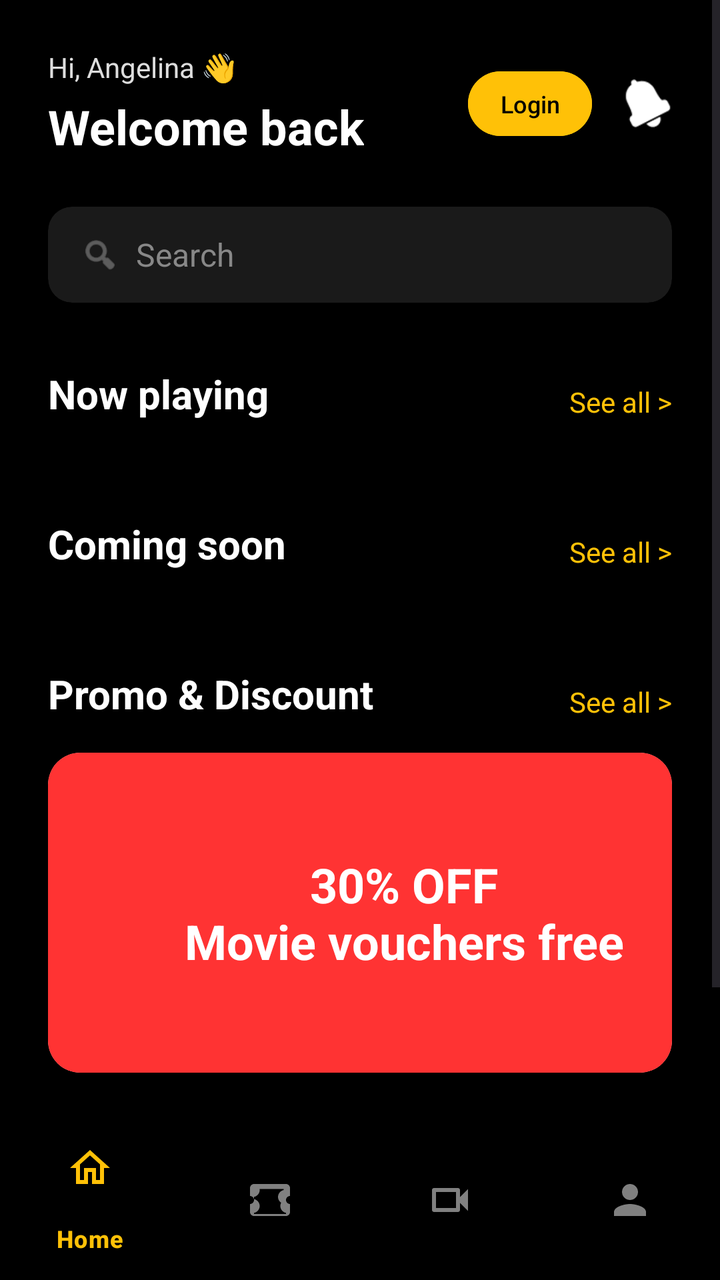
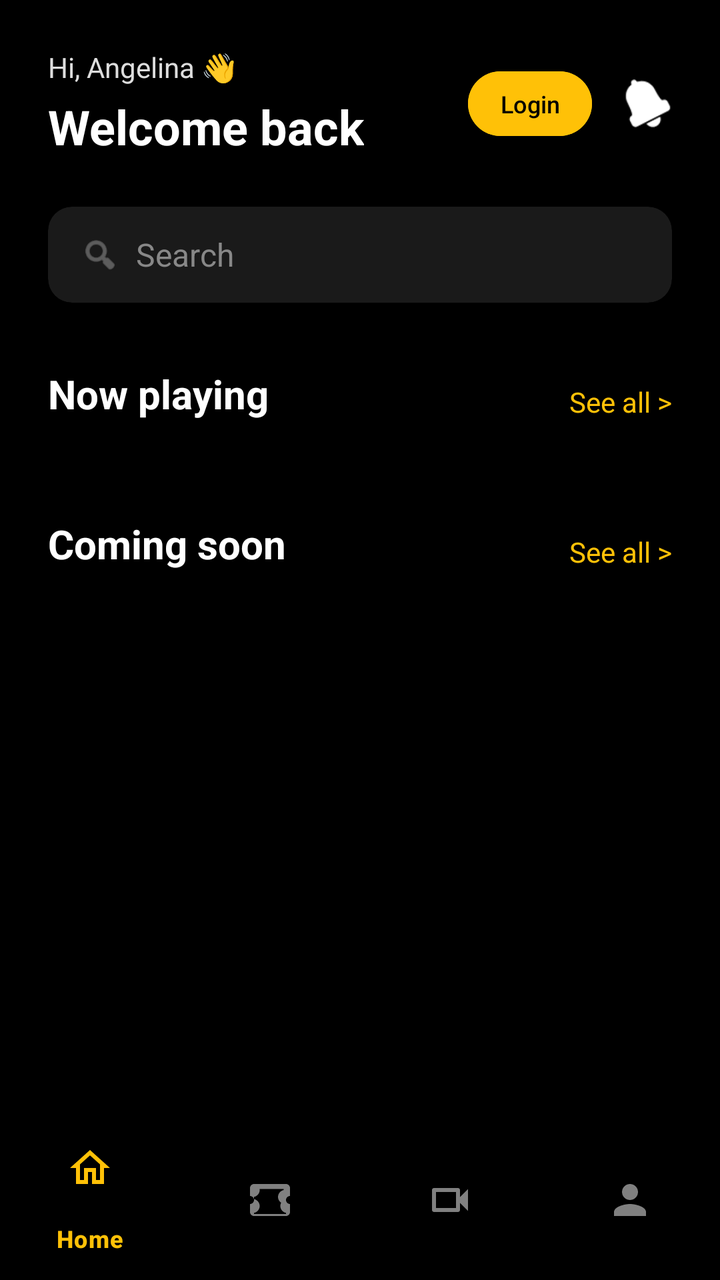

Compare the two renders of this Android layout. The source of the first and the diff that turns it into the second are given below.
<!-- AndroidManifest.xml: activity theme Theme.Moviebookingapp -->
<!-- res/layout/activity_main.xml -->
<?xml version="1.0" encoding="utf-8"?>
<androidx.constraintlayout.widget.ConstraintLayout
    xmlns:android="http://schemas.android.com/apk/res/android"
    xmlns:app="http://schemas.android.com/apk/res-auto"
    xmlns:tools="http://schemas.android.com/tools"
    android:layout_width="match_parent"
    android:layout_height="match_parent"
    android:background="#000000"
    tools:context=".view.activity.MainActivity">

    <ScrollView
        android:layout_width="0dp"
        android:layout_height="0dp"
        android:fillViewport="true"
        app:layout_constraintTop_toTopOf="parent"
        app:layout_constraintBottom_toTopOf="@id/bottomNav"
        app:layout_constraintStart_toStartOf="parent"
        app:layout_constraintEnd_toEndOf="parent">

        <androidx.constraintlayout.widget.ConstraintLayout
            android:layout_width="match_parent"
            android:layout_height="wrap_content"
            android:paddingBottom="24dp">

            
            <TextView
                android:id="@+id/tvHi"
                android:layout_width="wrap_content"
                android:layout_height="wrap_content"
                android:text="Hi, Angelina 👋"
                android:textColor="#DDDDDD"
                android:textSize="14sp"
                android:layout_marginTop="24dp"
                android:layout_marginStart="24dp"
                app:layout_constraintTop_toTopOf="parent"
                app:layout_constraintStart_toStartOf="parent" />

            <TextView
                android:id="@+id/tvWelcomeBack"
                android:layout_width="wrap_content"
                android:layout_height="wrap_content"
                android:text="Welcome back"
                android:textColor="#FFFFFF"
                android:textSize="24sp"
                android:textStyle="bold"
                android:layout_marginTop="4dp"
                app:layout_constraintTop_toBottomOf="@id/tvHi"
                app:layout_constraintStart_toStartOf="@id/tvHi" />

            <Button
                android:id="@+id/btnLogin"
                android:layout_width="wrap_content"
                android:layout_height="wrap_content"
                android:text="Login"
                android:textSize="12sp"
                android:minHeight="0dp"
                android:minWidth="0dp"
                android:paddingHorizontal="16dp"
                android:paddingVertical="8dp"
                android:backgroundTint="#FFC107"
                android:textColor="#000000"
                android:layout_marginEnd="16dp"
                app:layout_constraintTop_toTopOf="@id/ivNotification"
                app:layout_constraintBottom_toBottomOf="@id/ivNotification"
                app:layout_constraintEnd_toStartOf="@id/ivNotification" />

            <ImageView
                android:id="@+id/ivNotification"
                android:layout_width="24dp"
                android:layout_height="24dp"
                android:src="@android:drawable/ic_popup_reminder"
                app:tint="#FFFFFF"
                android:layout_marginEnd="24dp"
                app:layout_constraintTop_toTopOf="@id/tvHi"
                app:layout_constraintBottom_toBottomOf="@id/tvWelcomeBack"
                app:layout_constraintEnd_toEndOf="parent" />

            
            <androidx.cardview.widget.CardView
                android:id="@+id/cvSearch"
                android:layout_width="0dp"
                android:layout_height="48dp"
                android:layout_marginHorizontal="24dp"
                android:layout_marginTop="24dp"
                app:cardBackgroundColor="#1A1A1A"
                app:cardCornerRadius="12dp"
                app:layout_constraintTop_toBottomOf="@id/tvWelcomeBack"
                app:layout_constraintStart_toStartOf="parent"
                app:layout_constraintEnd_toEndOf="parent">
                
                <LinearLayout
                    android:layout_width="match_parent"
                    android:layout_height="match_parent"
                    android:orientation="horizontal"
                    android:gravity="center_vertical"
                    android:paddingHorizontal="16dp">
                    
                    <ImageView
                        android:layout_width="20dp"
                        android:layout_height="20dp"
                        android:src="@android:drawable/ic_menu_search"
                        app:tint="#888888" />
                        
                    <TextView
                        android:layout_width="wrap_content"
                        android:layout_height="wrap_content"
                        android:text="Search"
                        android:textColor="#888888"
                        android:textSize="16sp"
                        android:layout_marginStart="8dp" />
                </LinearLayout>
            </androidx.cardview.widget.CardView>

            
            <TextView
                android:id="@+id/tvNowPlaying"
                android:layout_width="wrap_content"
                android:layout_height="wrap_content"
                android:text="Now playing"
                android:textColor="#FFFFFF"
                android:textSize="20sp"
                android:textStyle="bold"
                android:layout_marginTop="32dp"
                android:layout_marginStart="24dp"
                app:layout_constraintTop_toBottomOf="@id/cvSearch"
                app:layout_constraintStart_toStartOf="parent" />

            <TextView
                android:id="@+id/tvNowPlayingSeeAll"
                android:layout_width="wrap_content"
                android:layout_height="wrap_content"
                android:text="See all >"
                android:textColor="#FFC107"
                android:textSize="14sp"
                android:layout_marginEnd="24dp"
                app:layout_constraintBottom_toBottomOf="@id/tvNowPlaying"
                app:layout_constraintEnd_toEndOf="parent" />

            <androidx.recyclerview.widget.RecyclerView
                android:id="@+id/rvNowPlaying"
                android:layout_width="0dp"
                android:layout_height="wrap_content"
                android:layout_marginTop="16dp"
                android:clipToPadding="false"
                android:paddingHorizontal="24dp"
                android:orientation="horizontal"
                app:layoutManager="androidx.recyclerview.widget.LinearLayoutManager"
                tools:listitem="@layout/item_now_playing"
                app:layout_constraintTop_toBottomOf="@id/tvNowPlaying"
                app:layout_constraintStart_toStartOf="parent"
                app:layout_constraintEnd_toEndOf="parent" />

            
            <TextView
                android:id="@+id/tvComingSoon"
                android:layout_width="wrap_content"
                android:layout_height="wrap_content"
                android:text="Coming soon"
                android:textColor="#FFFFFF"
                android:textSize="20sp"
                android:textStyle="bold"
                android:layout_marginTop="32dp"
                android:layout_marginStart="24dp"
                app:layout_constraintTop_toBottomOf="@id/rvNowPlaying"
                app:layout_constraintStart_toStartOf="parent" />

            <TextView
                android:id="@+id/tvComingSoonSeeAll"
                android:layout_width="wrap_content"
                android:layout_height="wrap_content"
                android:text="See all >"
                android:textColor="#FFC107"
                android:textSize="14sp"
                android:layout_marginEnd="24dp"
                app:layout_constraintBottom_toBottomOf="@id/tvComingSoon"
                app:layout_constraintEnd_toEndOf="parent" />

            <androidx.recyclerview.widget.RecyclerView
                android:id="@+id/rvComingSoon"
                android:layout_width="0dp"
                android:layout_height="wrap_content"
                android:layout_marginTop="16dp"
                android:clipToPadding="false"
                android:paddingHorizontal="24dp"
                android:orientation="horizontal"
                app:layoutManager="androidx.recyclerview.widget.LinearLayoutManager"
                tools:listitem="@layout/item_coming_soon"
                app:layout_constraintTop_toBottomOf="@id/tvComingSoon"
                app:layout_constraintStart_toStartOf="parent"
                app:layout_constraintEnd_toEndOf="parent" />

            
            <TextView
                android:id="@+id/tvPromo"
                android:layout_width="wrap_content"
                android:layout_height="wrap_content"
                android:text="Promo &amp; Discount"
                android:textColor="#FFFFFF"
                android:textSize="20sp"
                android:textStyle="bold"
                android:layout_marginTop="32dp"
                android:layout_marginStart="24dp"
                app:layout_constraintTop_toBottomOf="@id/rvComingSoon"
                app:layout_constraintStart_toStartOf="parent" />

            <TextView
                android:id="@+id/tvPromoSeeAll"
                android:layout_width="wrap_content"
                android:layout_height="wrap_content"
                android:text="See all >"
                android:textColor="#FFC107"
                android:textSize="14sp"
                android:layout_marginEnd="24dp"
                app:layout_constraintBottom_toBottomOf="@id/tvPromo"
                app:layout_constraintEnd_toEndOf="parent" />

            <androidx.cardview.widget.CardView
                android:id="@+id/cvPromoBanner"
                android:layout_width="0dp"
                android:layout_height="160dp"
                android:layout_marginHorizontal="24dp"
                android:layout_marginTop="16dp"
                app:cardCornerRadius="16dp"
                app:layout_constraintTop_toBottomOf="@id/tvPromo"
                app:layout_constraintStart_toStartOf="parent"
                app:layout_constraintEnd_toEndOf="parent">
                
                <ImageView
                    android:layout_width="match_parent"
                    android:layout_height="match_parent"
                    android:scaleType="centerCrop"
                    android:background="#FF3333" />
                <TextView
                    android:layout_width="wrap_content"
                    android:layout_height="wrap_content"
                    android:text="30% OFF\nMovie vouchers free"
                    android:textColor="#FFFFFF"
                    android:textSize="24sp"
                    android:textStyle="bold"
                    android:layout_gravity="end|center_vertical"
                    android:layout_marginEnd="24dp"
                    android:textAlignment="center" />
            </androidx.cardview.widget.CardView>

            
            <TextView
                android:id="@+id/tvService"
                android:layout_width="wrap_content"
                android:layout_height="wrap_content"
                android:text="Service"
                android:textColor="#FFFFFF"
                android:textSize="20sp"
                android:textStyle="bold"
                android:layout_marginTop="32dp"
                android:layout_marginStart="24dp"
                app:layout_constraintTop_toBottomOf="@id/cvPromoBanner"
                app:layout_constraintStart_toStartOf="parent" />

            <TextView
                android:id="@+id/tvServiceSeeAll"
                android:layout_width="wrap_content"
                android:layout_height="wrap_content"
                android:text="See all >"
                android:textColor="#FFC107"
                android:textSize="14sp"
                android:layout_marginEnd="24dp"
                app:layout_constraintBottom_toBottomOf="@id/tvService"
                app:layout_constraintEnd_toEndOf="parent" />

            <androidx.recyclerview.widget.RecyclerView
                android:id="@+id/rvService"
                android:layout_width="0dp"
                android:layout_height="wrap_content"
                android:layout_marginTop="16dp"
                android:clipToPadding="false"
                android:paddingHorizontal="24dp"
                android:orientation="horizontal"
                app:layoutManager="androidx.recyclerview.widget.LinearLayoutManager"
                tools:listitem="@layout/item_service"
                app:layout_constraintTop_toBottomOf="@id/tvService"
                app:layout_constraintStart_toStartOf="parent"
                app:layout_constraintEnd_toEndOf="parent" />

        </androidx.constraintlayout.widget.ConstraintLayout>
    </ScrollView>

    
    <com.google.android.material.bottomnavigation.BottomNavigationView
        android:id="@+id/bottomNav"
        android:layout_width="0dp"
        android:layout_height="wrap_content"
        android:background="#000000"
        app:itemIconTint="@color/nav_item_colors"
        app:itemTextColor="@color/nav_item_colors"
        app:menu="@menu/bottom_nav_menu"
        app:layout_constraintBottom_toBottomOf="parent"
        app:layout_constraintStart_toStartOf="parent"
        app:layout_constraintEnd_toEndOf="parent" />

</androidx.constraintlayout.widget.ConstraintLayout>
<!-- res/layout/item_now_playing.xml (included above) -->
<?xml version="1.0" encoding="utf-8"?>
<androidx.constraintlayout.widget.ConstraintLayout
    xmlns:android="http://schemas.android.com/apk/res/android"
    xmlns:app="http://schemas.android.com/apk/res-auto"
    android:layout_width="280dp"
    android:layout_height="wrap_content"
    android:layout_marginEnd="16dp">

    <androidx.cardview.widget.CardView
        android:id="@+id/cvPoster"
        android:layout_width="0dp"
        android:layout_height="380dp"
        app:cardCornerRadius="16dp"
        app:layout_constraintTop_toTopOf="parent"
        app:layout_constraintStart_toStartOf="parent"
        app:layout_constraintEnd_toEndOf="parent">
        
        <ImageView
            android:id="@+id/ivPoster"
            android:layout_width="match_parent"
            android:layout_height="match_parent"
            android:scaleType="centerCrop"
            android:background="#333333" />
    </androidx.cardview.widget.CardView>

    <TextView
        android:id="@+id/tvTitle"
        android:layout_width="wrap_content"
        android:layout_height="wrap_content"
        android:text="Avengers - Infinity War"
        android:textColor="#FFFFFF"
        android:textSize="20sp"
        android:textStyle="bold"
        android:layout_marginTop="16dp"
        app:layout_constraintTop_toBottomOf="@id/cvPoster"
        app:layout_constraintStart_toStartOf="parent"
        app:layout_constraintEnd_toEndOf="parent" />

    <TextView
        android:id="@+id/tvGenres"
        android:layout_width="wrap_content"
        android:layout_height="wrap_content"
        android:text="2h29m • Action, adventure, sci-fi"
        android:textColor="#AAAAAA"
        android:textSize="14sp"
        android:layout_marginTop="4dp"
        app:layout_constraintTop_toBottomOf="@id/tvTitle"
        app:layout_constraintStart_toStartOf="parent"
        app:layout_constraintEnd_toEndOf="parent" />

    <TextView
        android:id="@+id/tvRating"
        android:layout_width="wrap_content"
        android:layout_height="wrap_content"
        android:text="⭐ 4.8 (1.222)"
        android:textColor="#FFFFFF"
        android:textSize="14sp"
        android:layout_marginTop="4dp"
        app:layout_constraintTop_toBottomOf="@id/tvGenres"
        app:layout_constraintStart_toStartOf="parent"
        app:layout_constraintEnd_toEndOf="parent" />

</androidx.constraintlayout.widget.ConstraintLayout>
<!-- res/layout/item_coming_soon.xml (included above) -->
<?xml version="1.0" encoding="utf-8"?>
<androidx.constraintlayout.widget.ConstraintLayout
    xmlns:android="http://schemas.android.com/apk/res/android"
    xmlns:app="http://schemas.android.com/apk/res-auto"
    android:layout_width="160dp"
    android:layout_height="wrap_content"
    android:layout_marginEnd="16dp">

    <androidx.cardview.widget.CardView
        android:id="@+id/cvComingSoonPoster"
        android:layout_width="match_parent"
        android:layout_height="220dp"
        app:cardCornerRadius="16dp"
        app:layout_constraintTop_toTopOf="parent"
        app:layout_constraintStart_toStartOf="parent"
        app:layout_constraintEnd_toEndOf="parent">

        <ImageView
            android:layout_width="match_parent"
            android:layout_height="match_parent"
            android:scaleType="centerCrop"
            android:background="#333333" />
    </androidx.cardview.widget.CardView>

    <TextView
        android:id="@+id/tvComingSoonTitle"
        android:layout_width="0dp"
        android:layout_height="wrap_content"
        android:text="Avatar 2: The Way Of Water"
        android:textColor="#FFC107"
        android:textSize="16sp"
        android:textStyle="bold"
        android:layout_marginTop="8dp"
        android:maxLines="2"
        android:ellipsize="end"
        app:layout_constraintTop_toBottomOf="@id/cvComingSoonPoster"
        app:layout_constraintStart_toStartOf="parent"
        app:layout_constraintEnd_toEndOf="parent" />

    <TextView
        android:id="@+id/tvComingSoonGenres"
        android:layout_width="0dp"
        android:layout_height="wrap_content"
        android:text="📷 Adventure, Sci-fi"
        android:textColor="#AAAAAA"
        android:textSize="12sp"
        android:layout_marginTop="4dp"
        android:singleLine="true"
        app:layout_constraintTop_toBottomOf="@id/tvComingSoonTitle"
        app:layout_constraintStart_toStartOf="parent"
        app:layout_constraintEnd_toEndOf="parent" />

    <TextView
        android:id="@+id/tvComingSoonDate"
        android:layout_width="0dp"
        android:layout_height="wrap_content"
        android:text="📅 20.12.2022"
        android:textColor="#AAAAAA"
        android:textSize="12sp"
        android:layout_marginTop="4dp"
        app:layout_constraintTop_toBottomOf="@id/tvComingSoonGenres"
        app:layout_constraintStart_toStartOf="parent"
        app:layout_constraintEnd_toEndOf="parent" />

</androidx.constraintlayout.widget.ConstraintLayout>
<!-- res/layout/item_service.xml (included above) -->
<?xml version="1.0" encoding="utf-8"?>
<LinearLayout
    xmlns:android="http://schemas.android.com/apk/res/android"
    xmlns:app="http://schemas.android.com/apk/res-auto"
    android:layout_width="80dp"
    android:layout_height="wrap_content"
    android:orientation="vertical"
    android:gravity="center"
    android:layout_marginEnd="16dp">

    <androidx.cardview.widget.CardView
        android:layout_width="60dp"
        android:layout_height="60dp"
        app:cardCornerRadius="30dp">
        <ImageView
            android:layout_width="match_parent"
            android:layout_height="match_parent"
            android:scaleType="centerCrop"
            android:background="#333333" />
    </androidx.cardview.widget.CardView>

    <TextView
        android:id="@+id/tvServiceName"
        android:layout_width="wrap_content"
        android:layout_height="wrap_content"
        android:text="Imax"
        android:textColor="#FFFFFF"
        android:textSize="14sp"
        android:textStyle="bold"
        android:layout_marginTop="8dp" />
</LinearLayout>
<!-- resources referenced by this layout -->
<resources>
  <style name="Theme.Moviebookingapp" parent="Theme.Material3.DayNight.NoActionBar">
          
          <item name="colorPrimary">@color/gold_selected</item>
          <item name="android:windowBackground">@color/black</item>
          <item name="android:statusBarColor">@color/black</item>
      </style>
  <color name="gold_selected">#FFC107</color>
  <color name="black">#FF000000</color>
</resources>

<!-- the commit's change to res/layout/activity_main.xml (unified diff, before → after) -->
@@ -189,98 +189,6 @@
                 app:layout_constraintStart_toStartOf="parent"
                 app:layout_constraintEnd_toEndOf="parent" />
 
-            
-            <TextView
-                android:id="@+id/tvPromo"
-                android:layout_width="wrap_content"
-                android:layout_height="wrap_content"
-                android:text="Promo &amp; Discount"
-                android:textColor="#FFFFFF"
-                android:textSize="20sp"
-                android:textStyle="bold"
-                android:layout_marginTop="32dp"
-                android:layout_marginStart="24dp"
-                app:layout_constraintTop_toBottomOf="@id/rvComingSoon"
-                app:layout_constraintStart_toStartOf="parent" />
-
-            <TextView
-                android:id="@+id/tvPromoSeeAll"
-                android:layout_width="wrap_content"
-                android:layout_height="wrap_content"
-                android:text="See all >"
-                android:textColor="#FFC107"
-                android:textSize="14sp"
-                android:layout_marginEnd="24dp"
-                app:layout_constraintBottom_toBottomOf="@id/tvPromo"
-                app:layout_constraintEnd_toEndOf="parent" />
-
-            <androidx.cardview.widget.CardView
-                android:id="@+id/cvPromoBanner"
-                android:layout_width="0dp"
-                android:layout_height="160dp"
-                android:layout_marginHorizontal="24dp"
-                android:layout_marginTop="16dp"
-                app:cardCornerRadius="16dp"
-                app:layout_constraintTop_toBottomOf="@id/tvPromo"
-                app:layout_constraintStart_toStartOf="parent"
-                app:layout_constraintEnd_toEndOf="parent">
-                
-                <ImageView
-                    android:layout_width="match_parent"
-                    android:layout_height="match_parent"
-                    android:scaleType="centerCrop"
-                    android:background="#FF3333" />
-                <TextView
-                    android:layout_width="wrap_content"
-                    android:layout_height="wrap_content"
-                    android:text="30% OFF\nMovie vouchers free"
-                    android:textColor="#FFFFFF"
-                    android:textSize="24sp"
-                    android:textStyle="bold"
-                    android:layout_gravity="end|center_vertical"
-                    android:layout_marginEnd="24dp"
-                    android:textAlignment="center" />
-            </androidx.cardview.widget.CardView>
-
-            
-            <TextView
-                android:id="@+id/tvService"
-                android:layout_width="wrap_content"
-                android:layout_height="wrap_content"
-                android:text="Service"
-                android:textColor="#FFFFFF"
-                android:textSize="20sp"
-                android:textStyle="bold"
-                android:layout_marginTop="32dp"
-                android:layout_marginStart="24dp"
-                app:layout_constraintTop_toBottomOf="@id/cvPromoBanner"
-                app:layout_constraintStart_toStartOf="parent" />
-
-            <TextView
-                android:id="@+id/tvServiceSeeAll"
-                android:layout_width="wrap_content"
-                android:layout_height="wrap_content"
-                android:text="See all >"
-                android:textColor="#FFC107"
-                android:textSize="14sp"
-                android:layout_marginEnd="24dp"
-                app:layout_constraintBottom_toBottomOf="@id/tvService"
-                app:layout_constraintEnd_toEndOf="parent" />
-
-            <androidx.recyclerview.widget.RecyclerView
-                android:id="@+id/rvService"
-                android:layout_width="0dp"
-                android:layout_height="wrap_content"
-                android:layout_marginTop="16dp"
-                android:clipToPadding="false"
-                android:paddingHorizontal="24dp"
-                android:orientation="horizontal"
-                app:layoutManager="androidx.recyclerview.widget.LinearLayoutManager"
-                tools:listitem="@layout/item_service"
-                app:layout_constraintTop_toBottomOf="@id/tvService"
-                app:layout_constraintStart_toStartOf="parent"
-                app:layout_constraintEnd_toEndOf="parent" />
-
         </androidx.constraintlayout.widget.ConstraintLayout>
     </ScrollView>
 
@@ -428,35 +336,3 @@
         app:layout_constraintEnd_toEndOf="parent" />
 
 </androidx.constraintlayout.widget.ConstraintLayout>
-<!-- res/layout/item_service.xml (included above) -->
-<?xml version="1.0" encoding="utf-8"?>
-<LinearLayout
-    xmlns:android="http://schemas.android.com/apk/res/android"
-    xmlns:app="http://schemas.android.com/apk/res-auto"
-    android:layout_width="80dp"
-    android:layout_height="wrap_content"
-    android:orientation="vertical"
-    android:gravity="center"
-    android:layout_marginEnd="16dp">
-
-    <androidx.cardview.widget.CardView
-        android:layout_width="60dp"
-        android:layout_height="60dp"
-        app:cardCornerRadius="30dp">
-        <ImageView
-            android:layout_width="match_parent"
-            android:layout_height="match_parent"
-            android:scaleType="centerCrop"
-            android:background="#333333" />
-    </androidx.cardview.widget.CardView>
-
-    <TextView
-        android:id="@+id/tvServiceName"
-        android:layout_width="wrap_content"
-        android:layout_height="wrap_content"
-        android:text="Imax"
-        android:textColor="#FFFFFF"
-        android:textSize="14sp"
-        android:textStyle="bold"
-        android:layout_marginTop="8dp" />
-</LinearLayout>
